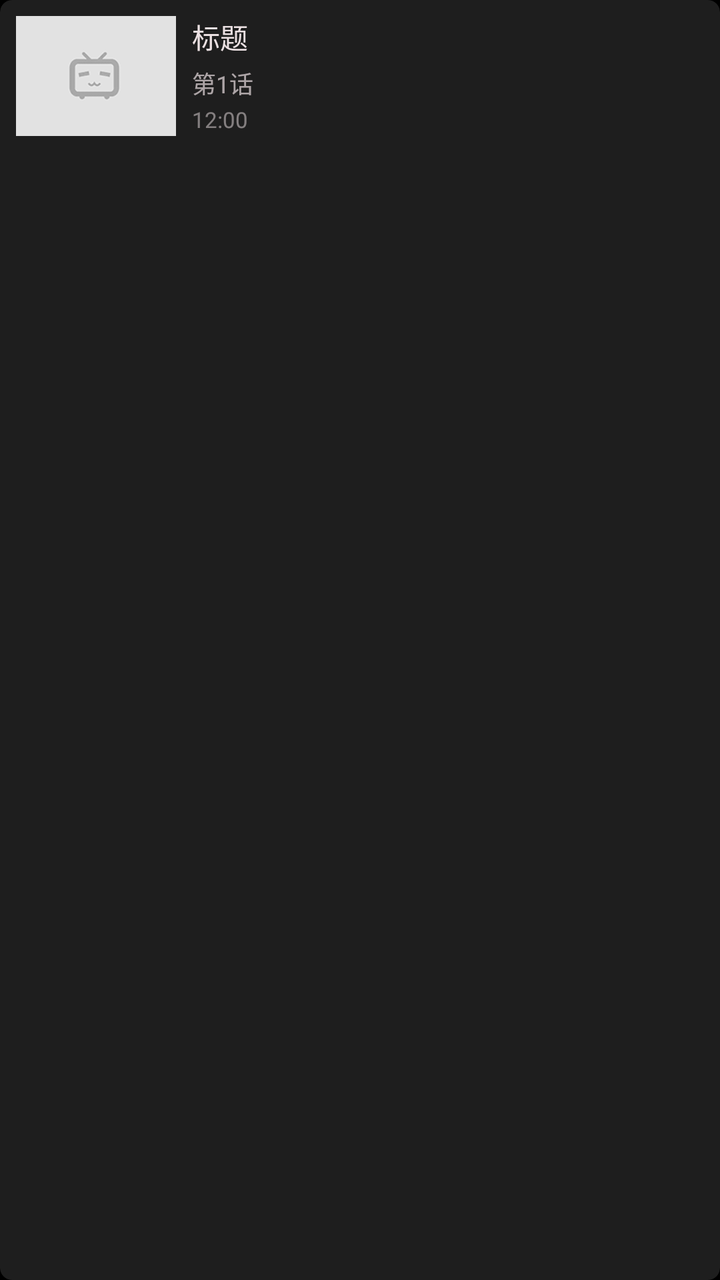
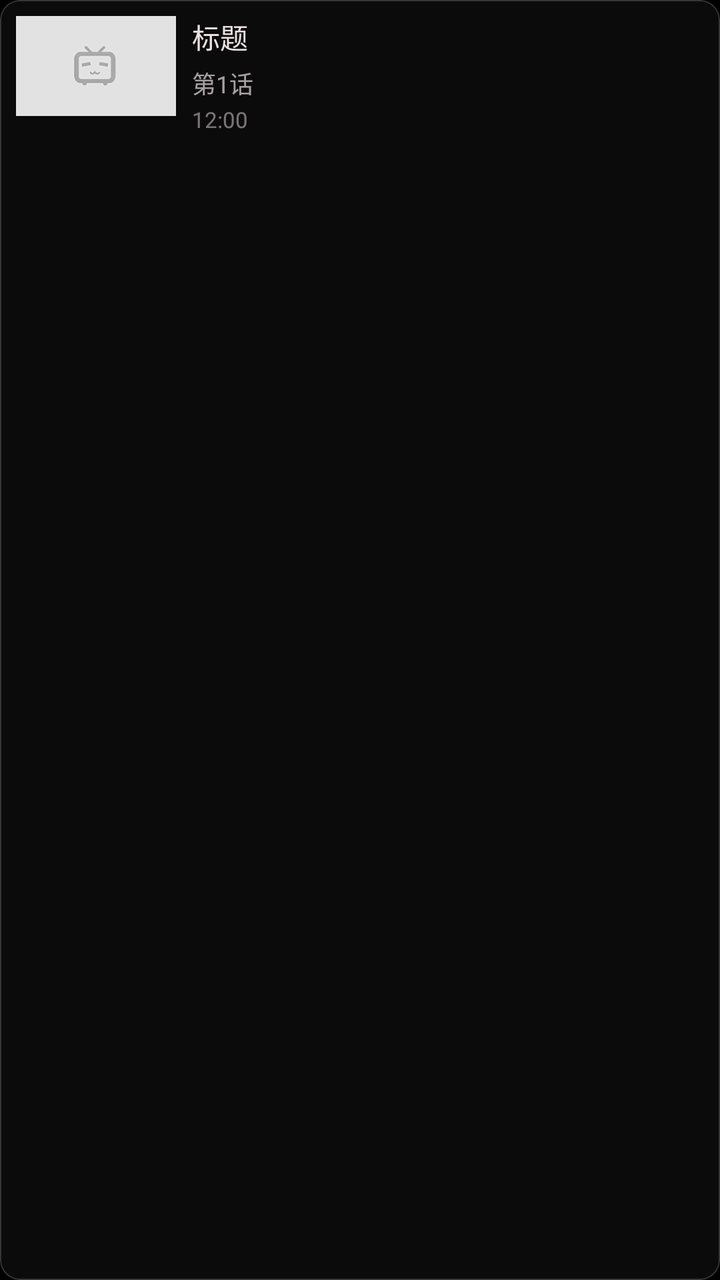

The first picture is an Android layout as it rendered before a commit; the second is the same layout after the commit. The layout source and the unified diff follow.
<!-- AndroidManifest.xml: application theme Theme.BiliClient -->
<!-- res/layout/cell_timeline_episode.xml -->
<?xml version="1.0" encoding="utf-8"?>

<com.google.android.material.card.MaterialCardView xmlns:android="http://schemas.android.com/apk/res/android"
    xmlns:app="http://schemas.android.com/apk/res-auto"
    android:layout_width="match_parent"
    android:layout_height="wrap_content"
    android:layout_marginVertical="4dp">

    <LinearLayout
        android:layout_width="match_parent"
        android:layout_height="wrap_content"
        android:orientation="horizontal"
        android:padding="8dp">

        <ImageView
            android:id="@+id/img_cover"
            android:layout_width="80dp"
            android:layout_height="60dp"
            android:layout_marginEnd="8dp"
            android:scaleType="centerCrop"
            android:src="@mipmap/placeholder" />

        <LinearLayout
            android:layout_width="0dp"
            android:layout_height="wrap_content"
            android:layout_weight="1"
            android:orientation="vertical">

            <TextView
                android:id="@+id/text_title"
                android:layout_width="match_parent"
                android:layout_height="wrap_content"
                android:text="标题"
                android:textSize="14sp"
                android:maxLines="2"
                android:ellipsize="end" />

            <TextView
                android:id="@+id/text_episode"
                android:layout_width="match_parent"
                android:layout_height="wrap_content"
                android:layout_marginTop="4dp"
                android:text="第1话"
                android:textSize="12sp"
                android:alpha="0.7" />

            <TextView
                android:id="@+id/text_time"
                android:layout_width="match_parent"
                android:layout_height="wrap_content"
                android:layout_marginTop="2dp"
                android:text="12:00"
                android:textSize="11sp"
                android:alpha="0.5" />

        </LinearLayout>

    </LinearLayout>

</com.google.android.material.card.MaterialCardView>
<!-- resources referenced by this layout -->
<resources>
  <style name="Theme.BiliClient" parent="Theme.MaterialComponents.NoActionBar">
          <item name="android:windowFullscreen">true</item>
          <item name="android:windowBackground">@color/bgblack</item>
          <item name="statusBarBackground">@color/pink</item>
          <item name="android:colorForeground">@color/textwhite</item>
          <item name="colorOnPrimary">@color/textwhite</item>
          <item name="colorPrimary">@color/textwhite</item>
          <item name="android:windowIsTranslucent">false</item>
          <item name="android:windowSwipeToDismiss" tools:ignore="NewApi">true</item>
  
          <item name="android:textViewStyle">@style/TextViewSytle</item>
          <item name="editTextStyle">@style/EditTextStyle</item>
          <item name="materialCardViewStyle">@style/CardStyle</item>
          <item name="materialButtonStyle">@style/ButtonStyle</item>
          <item name="switchStyle">@style/SwitchCompatStyle</item>
          <item name="radioButtonStyle">@style/RadioButtonStyle</item>
          <item name="recyclerViewStyle">@style/ListStyle</item>
  
          <item name="colorSwitchThumbNormal">@color/textwhite</item>
          <item name="colorControlActivated">@color/textwhite</item>
          <item name="colorControlNormal">@color/color_ripple</item>
          <item name="android:textColor">@color/textwhite</item>
          <item name="android:textSize">14sp</item>
      </style>
  <color name="bgblack">#000000</color>
  <color name="pink">#FBFB8787</color>
  <color name="textwhite">#ebe0e2</color>
  <style name="TextViewSytle" parent="Widget.AppCompat.TextView">
          <item name="android:textSize">14sp</item>
          #设置默认字体大小，某些设备的默认字体偏大
      </style>
  <style name="CardStyle" parent="Widget.MaterialComponents.CardView">
          <item name="rippleColor" tools:ignore="PrivateResource">@color/mtrl_btn_ripple_color</item>
          <item name="android:foreground">?android:attr/selectableItemBackground</item>
          <item name="cardBackgroundColor">#cc262626</item>
          <item name="cardCornerRadius">@dimen/card_round</item>
          <item name="android:clickable">true</item>
          <item name="android:focusable">true</item>
      </style>
  <style name="ButtonStyle" parent="Widget.MaterialComponents.Button">
          <item name="backgroundTint">#cc262626</item>
          <item name="cornerRadius">@dimen/card_round</item>
          <item name="android:textColor">@color/textwhite</item>
          <item name="android:insetTop">2dp</item>
          <item name="android:insetBottom">2dp</item>
          <item name="android:paddingLeft">2dp</item>
          <item name="android:paddingRight">2dp</item>
          <item name="android:clickable">true</item>
          <item name="android:focusable">true</item>
      </style>
  <style name="RadioButtonStyle" parent="Widget.MaterialComponents.CompoundButton.RadioButton">
          <item name="android:minHeight">10dp</item>
      </style>
  <style name="ListStyle">
          <item name="android:descendantFocusability">afterDescendants</item>
      </style>
  <color name="color_ripple">#78FEFEFE</color>
  <!-- drawable cursor_drawable (drawable) -->
  <?xml version="1.0" encoding="utf-8"?>
  
  <shape xmlns:android="http://schemas.android.com/apk/res/android">
      <solid android:color="#eeFB7299" />
      <size android:width="2dp" />
  </shape>
  <dimen name="card_round">6dp</dimen>
  <dimen name="card_stroke">0dp</dimen>
  <!-- unchanged entries left out for length: 4 -->
</resources>

<!-- the commit's change to res/layout/cell_timeline_episode.xml (unified diff, before → after) -->
@@ -15,7 +15,7 @@
         <ImageView
             android:id="@+id/img_cover"
             android:layout_width="80dp"
-            android:layout_height="60dp"
+            android:layout_height="50dp"
             android:layout_marginEnd="8dp"
             android:scaleType="centerCrop"
             android:src="@mipmap/placeholder" />
<!-- resource entries referenced after the edit -->
@@ -19,7 +19,7 @@
           <item name="recyclerViewStyle">@style/ListStyle</item>
   
           <item name="colorSwitchThumbNormal">@color/textwhite</item>
-          <item name="colorControlActivated">@color/textwhite</item>
+          <item name="colorControlActivated">@color/bili_pink</item>
           <item name="colorControlNormal">@color/color_ripple</item>
           <item name="android:textColor">@color/textwhite</item>
           <item name="android:textSize">14sp</item>
@@ -32,16 +32,21 @@
           #设置默认字体大小，某些设备的默认字体偏大
       </style>
   <style name="CardStyle" parent="Widget.MaterialComponents.CardView">
-          <item name="rippleColor" tools:ignore="PrivateResource">@color/mtrl_btn_ripple_color</item>
-          <item name="android:foreground">?android:attr/selectableItemBackground</item>
-          <item name="cardBackgroundColor">#cc262626</item>
-          <item name="cardCornerRadius">@dimen/card_round</item>
+          <item name="cardBackgroundColor">@color/card_bg_new</item>
+          <item name="cardCornerRadius">@dimen/card_round_new</item>
+          <item name="strokeColor">@color/card_border_new</item>
+          <item name="strokeWidth">@dimen/card_stroke_new</item>
+          <item name="rippleColor" tools:ignore="PrivateResource">@android:color/transparent</item>
+          <item name="android:stateListAnimator" tools:targetApi="lollipop">@animator/press_scale</item>
           <item name="android:clickable">true</item>
           <item name="android:focusable">true</item>
       </style>
   <style name="ButtonStyle" parent="Widget.MaterialComponents.Button">
-          <item name="backgroundTint">#cc262626</item>
-          <item name="cornerRadius">@dimen/card_round</item>
+          <item name="backgroundTint">@color/card_bg_new</item>
+          <item name="cornerRadius">@dimen/card_round_new</item>
+          <item name="strokeColor">@color/card_border_new</item>
+          <item name="strokeWidth">@dimen/card_stroke_new</item>
+          <item name="android:stateListAnimator" tools:targetApi="lollipop">@animator/press_scale</item>
           <item name="android:textColor">@color/textwhite</item>
           <item name="android:insetTop">2dp</item>
           <item name="android:insetBottom">2dp</item>
@@ -56,6 +61,7 @@
   <style name="ListStyle">
           <item name="android:descendantFocusability">afterDescendants</item>
       </style>
+  <color name="bili_pink">#FE679A</color>
   <color name="color_ripple">#78FEFEFE</color>
   <!-- drawable cursor_drawable (drawable) -->
   <?xml version="1.0" encoding="utf-8"?>
@@ -64,6 +70,10 @@
       <solid android:color="#eeFB7299" />
       <size android:width="2dp" />
   </shape>
+  <color name="card_bg_new">#4D262626</color>
+  <dimen name="card_round_new">10dp</dimen>
+  <color name="card_border_new">#363636</color>
+  <dimen name="card_stroke_new">0.5dp</dimen>
   <dimen name="card_round">6dp</dimen>
   <dimen name="card_stroke">0dp</dimen>
   <!-- unchanged entries left out for length: 4 -->
